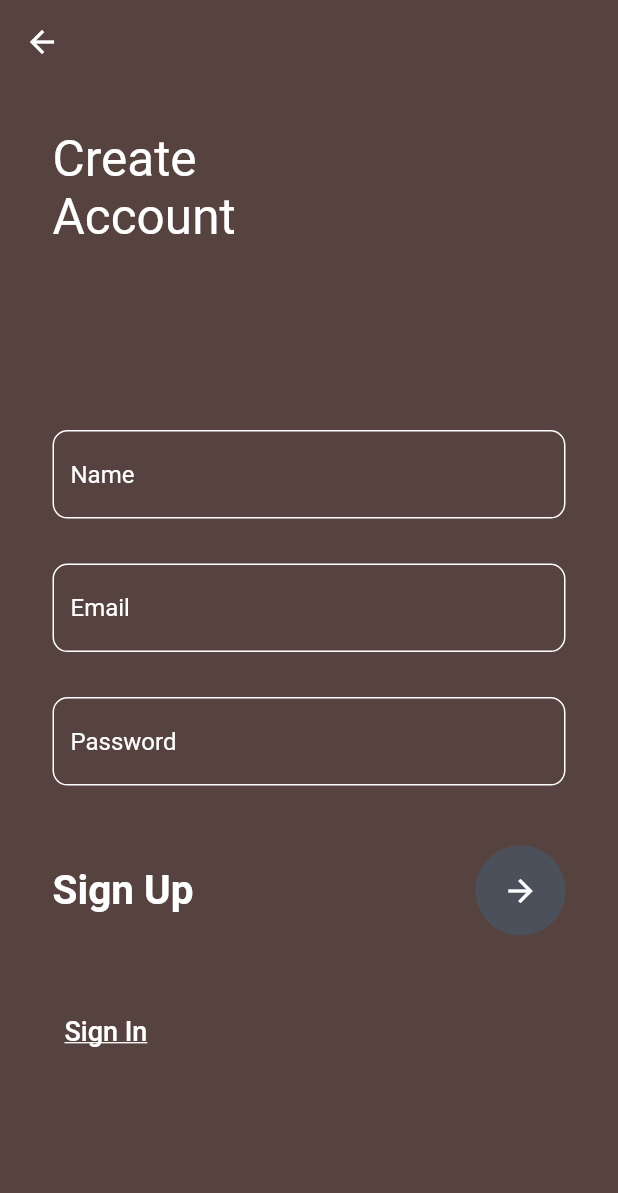
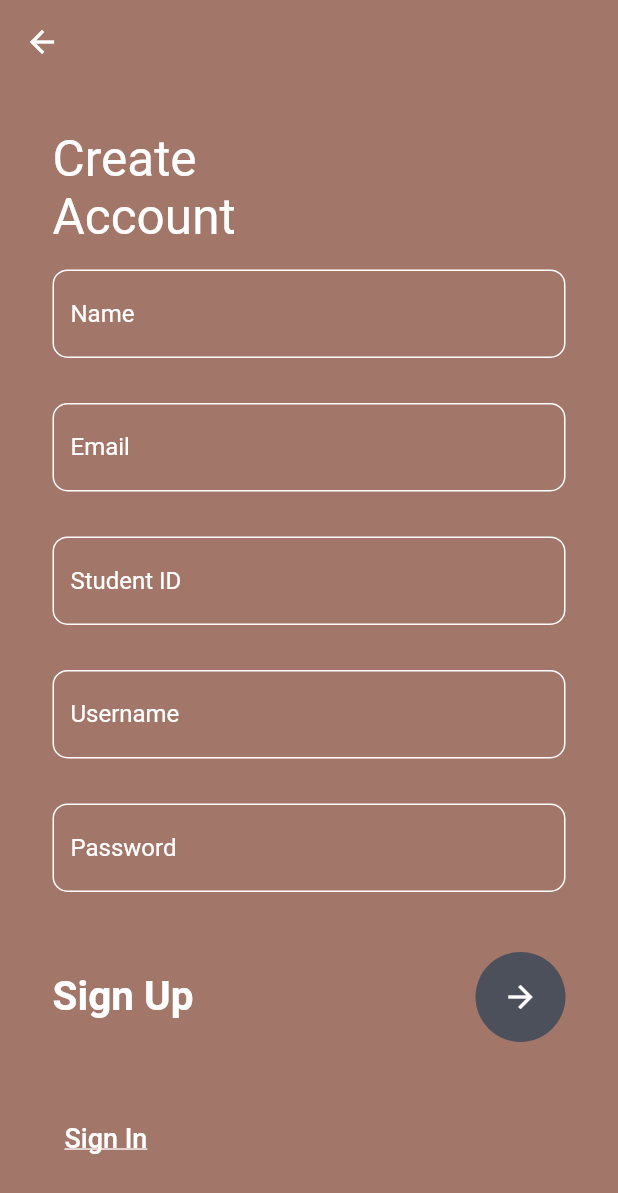
Before and after one commit to arif-sikdar/luclubs, a Flutter app: the screen it shows after launch, after a tap on "Sign Up", on a phone screen of 412 x 824 dp. Shown: the top 1193 px of the screen. Run offline on Flutter 3.47's test engine with Material 2 defaults, Android fonts, the phone set to English and light mode, and no system bars.

Commit message:
Updated Colors And some Text

```diff
--- a/lib/login.dart
+++ b/lib/login.dart
@@ -12,8 +12,7 @@ class _MyLoginState extends State<MyLogin> {
   Widget build(BuildContext context) {
     return Container(
       decoration: BoxDecoration(
-        image: DecorationImage(
-            image: AssetImage('assets/login.png'), fit: BoxFit.cover),
+        color: const Color(0xffA3766A),
       ),
       child: Scaffold(
         backgroundColor: Colors.transparent,
@@ -23,14 +22,15 @@ class _MyLoginState extends State<MyLogin> {
             Container(
               padding: EdgeInsets.only(left: 35, top: 130),
               child: Text(
-                'Welcome\nBack',
+                'LU CLUBS',
                 style: TextStyle(color: Colors.white, fontSize: 33),
               ),
+
             ),
             SingleChildScrollView(
               child: Container(
                 padding: EdgeInsets.only(
-                    top: MediaQuery.of(context).size.height * 0.5),
+                    top: MediaQuery.of(context).size.height * 0.35),
                 child: Column(
                   crossAxisAlignment: CrossAxisAlignment.start,
                   children: [
@@ -100,7 +100,7 @@ class _MyLoginState extends State<MyLogin> {
                                   textAlign: TextAlign.left,
                                   style: TextStyle(
                                       decoration: TextDecoration.underline,
-                                      color: Color(0xff4c505b),
+                                      color: Color(0xff000000),
                                       fontSize: 18),
                                 ),
                                 style: ButtonStyle(),
@@ -111,7 +111,7 @@ class _MyLoginState extends State<MyLogin> {
                                     'Forgot Password',
                                     style: TextStyle(
                                       decoration: TextDecoration.underline,
-                                      color: Color(0xff4c505b),
+                                      color: Color(0xff000000),
                                       fontSize: 18,
                                     ),
                                   )),
--- a/lib/register.dart
+++ b/lib/register.dart
@@ -12,8 +12,7 @@ class _MyRegisterState extends State<MyRegister> {
   Widget build(BuildContext context) {
     return Container(
       decoration: BoxDecoration(
-        image: DecorationImage(
-            image: AssetImage('assets/My project.png'), fit: BoxFit.cover),
+        color: const Color(0xffA3766A),
       ),
       child: Scaffold(
         backgroundColor: Colors.transparent,
@@ -33,7 +32,7 @@ class _MyRegisterState extends State<MyRegister> {
             SingleChildScrollView(
               child: Container(
                 padding: EdgeInsets.only(
-                    top: MediaQuery.of(context).size.height * 0.28),
+                    top: MediaQuery.of(context).size.height * 0.15),
                 child: Column(
                   crossAxisAlignment: CrossAxisAlignment.start,
                   children: [
@@ -81,6 +80,54 @@ class _MyRegisterState extends State<MyRegister> {
                                   ),
                                 ),
                                 hintText: "Email",
+                                hintStyle: TextStyle(color: Colors.white),
+                                border: OutlineInputBorder(
+                                  borderRadius: BorderRadius.circular(10),
+                                )),
+                          ),
+                          SizedBox(
+                            height: 30,
+                          ),
+                          TextField(
+                            style: TextStyle(color: Colors.white),
+                            decoration: InputDecoration(
+                                enabledBorder: OutlineInputBorder(
+                                  borderRadius: BorderRadius.circular(10),
+                                  borderSide: BorderSide(
+                                    color: Colors.white,
+                                  ),
+                                ),
+                                focusedBorder: OutlineInputBorder(
+                                  borderRadius: BorderRadius.circular(10),
+                                  borderSide: BorderSide(
+                                    color: Colors.black,
+                                  ),
+                                ),
+                                hintText: "Student ID",
+                                hintStyle: TextStyle(color: Colors.white),
+                                border: OutlineInputBorder(
+                                  borderRadius: BorderRadius.circular(10),
+                                )),
+                          ),
+                          SizedBox(
+                            height: 30,
+                          ),
+                          TextField(
+                            style: TextStyle(color: Colors.white),
+                            decoration: InputDecoration(
+                                enabledBorder: OutlineInputBorder(
+                                  borderRadius: BorderRadius.circular(10),
+                                  borderSide: BorderSide(
+                                    color: Colors.white,
+                                  ),
+                                ),
+                                focusedBorder: OutlineInputBorder(
+                                  borderRadius: BorderRadius.circular(10),
+                                  borderSide: BorderSide(
+                                    color: Colors.black,
+                                  ),
+                                ),
+                                hintText: "Username",
                                 hintStyle: TextStyle(color: Colors.white),
                                 border: OutlineInputBorder(
                                   borderRadius: BorderRadius.circular(10),
```
Also changed, not shown: pubspec.lock.
